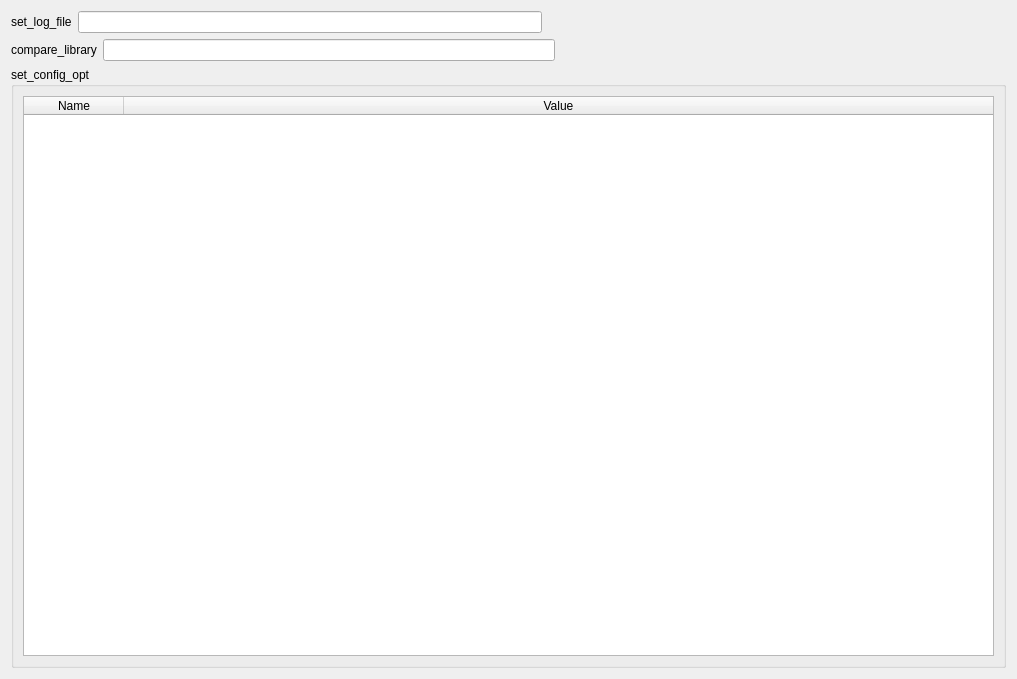
Old version of the form MainWidget.ui in the repository tcko5611/testTcl.
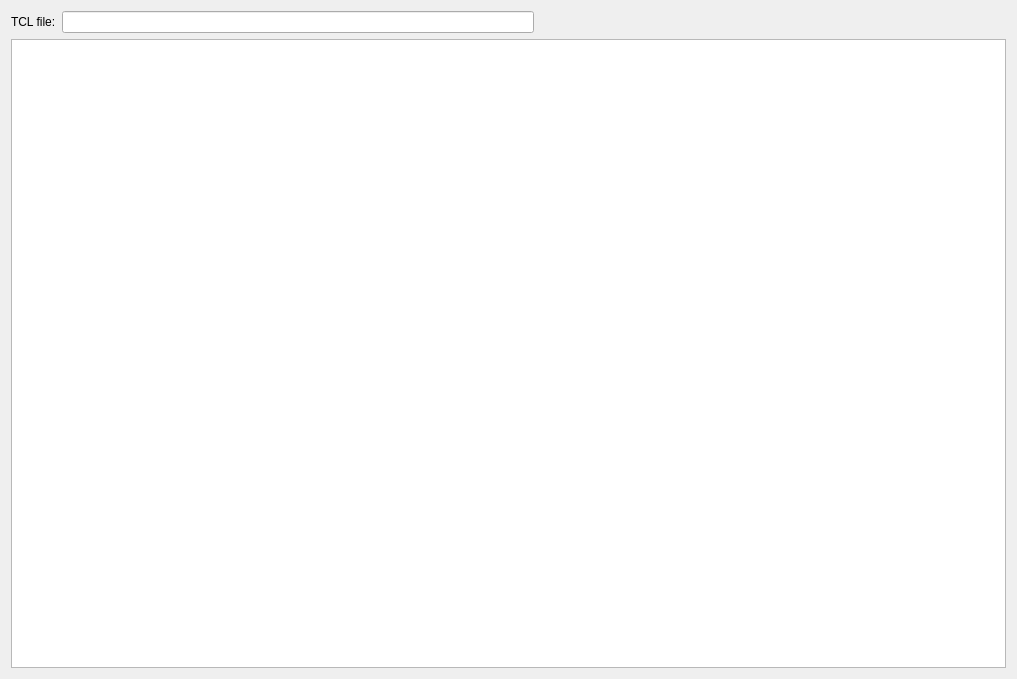
New version of the form.

```diff
--- a/MainWidget.ui
+++ b/MainWidget.ui
@@ -13,13 +13,13 @@
   <property name="windowTitle">
    <string>Form</string>
   </property>
-  <layout class="QVBoxLayout" name="verticalLayout_2">
+  <layout class="QVBoxLayout" name="verticalLayout">
    <item>
     <layout class="QHBoxLayout" name="horizontalLayout">
      <item>
       <widget class="QLabel" name="label">
        <property name="text">
-        <string>set_log_file</string>
+        <string>TCL file:</string>
        </property>
       </widget>
      </item>
@@ -42,56 +42,10 @@
     </layout>
    </item>
    <item>
-    <layout class="QHBoxLayout" name="horizontalLayout_2">
-     <item>
-      <widget class="QLabel" name="label_2">
-       <property name="text">
-        <string>compare_library</string>
-       </property>
-      </widget>
-     </item>
-     <item>
-      <widget class="QLineEdit" name="lineEditCompareLibrary"/>
-     </item>
-     <item>
-      <spacer name="horizontalSpacer_2">
-       <property name="orientation">
-        <enum>Qt::Horizontal</enum>
-       </property>
-       <property name="sizeHint" stdset="0">
-        <size>
-         <width>40</width>
-         <height>20</height>
-        </size>
-       </property>
-      </spacer>
-     </item>
-    </layout>
-   </item>
-   <item>
-    <widget class="QGroupBox" name="groupBox">
-     <property name="title">
-      <string>set_config_opt</string>
+    <widget class="QTreeView" name="treeView">
+     <property name="selectionBehavior">
+      <enum>QAbstractItemView::SelectItems</enum>
      </property>
-     <layout class="QVBoxLayout" name="verticalLayout">
-      <item>
-       <widget class="QTableWidget" name="tableWidgetConfigOpt">
-        <attribute name="horizontalHeaderStretchLastSection">
-         <bool>true</bool>
-        </attribute>
-        <column>
-         <property name="text">
-          <string>Name</string>
-         </property>
-        </column>
-        <column>
-         <property name="text">
-          <string>Value</string>
-         </property>
-        </column>
-       </widget>
-      </item>
-     </layout>
     </widget>
    </item>
   </layout>
```
Left out of the diff: 2 changed lines with no effect on the pictures.
